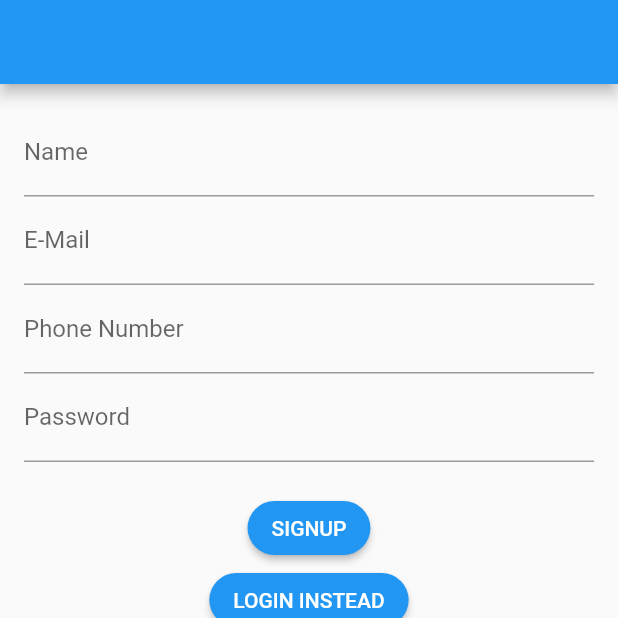
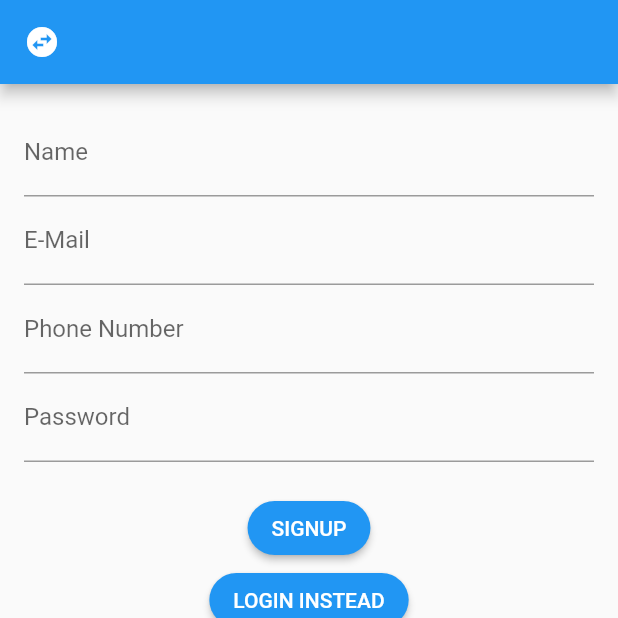
Before and after one commit to CHAITANYA9999999/firestore-demo, a Flutter app: the screen it shows after launch, after a tap on "SIGNUP INSTEAD", on a phone screen of 412 x 824 dp, the top half of it. Run offline on Flutter 3.47's test engine with Material 2 defaults, Android fonts, the phone set to English and light mode, and no system bars; our stand-ins replace cloud_firestore, firebase_auth, firebase_core, firebase_storage, get, image_picker and 1 more; accounts and stored records are empty.

Commit message:
final commit

```diff
--- a/lib/main.dart
+++ b/lib/main.dart
@@ -20,9 +20,8 @@ class MyApp extends StatelessWidget {
   Widget build(BuildContext context) {
     return GetMaterialApp(
       title: 'Flutter Demo',
-      theme: ThemeData(
-        primarySwatch: Colors.blue,
-      ),
+      theme: ThemeData(primarySwatch: Colors.blue),
+      darkTheme: ThemeData.dark().copyWith(primaryColor: Colors.red),
       home: LoginScreen(),
     );
   }
--- a/lib/models/product_model.dart
+++ b/lib/models/product_model.dart
@@ -2,7 +2,7 @@ import 'package:cloud_firestore/cloud_firestore.dart';
 
 class ProductModel {
   final String? id;
-  final String url;
+  final String? url;
   final String prodName;
   final String prodDescription;
   final String price;
@@ -29,7 +29,7 @@ class ProductModel {
     final data = documentSnapshot.data()!;
     return ProductModel(
       id: documentSnapshot.id,
-      url: data['url'],
+      url: data.containsKey('url') ? data['url'] : null,
       price: data["price"],
       prodName: data["prodName"],
       prodDescription: data["prodDescription"],
--- a/lib/screens/add_product_screen.dart
+++ b/lib/screens/add_product_screen.dart
@@ -45,7 +45,6 @@ class _AddProductScreenState extends State<AddProductScreen> {
     try {
       await ref.putFile(File(file.path));
       var url = await ref.getDownloadURL();
-      print(url);
       return url;
     } on Exception catch (e) {
       Get.dialog(Text(e.toString()));
--- a/lib/screens/login_screen.dart
+++ b/lib/screens/login_screen.dart
@@ -28,7 +28,19 @@ class _LoginScreenState extends State<LoginScreen> {
   Widget build(BuildContext context) {
     final deviceSize = MediaQuery.of(context).size;
     return Scaffold(
-      appBar: AppBar(),
+      appBar: AppBar(
+        leading: IconButton(
+          icon: Icon(
+            Icons.swap_horizontal_circle_sharp,
+          ),
+          onPressed: () async {
+            Get.changeTheme(
+              Get.isDarkMode ? ThemeData.light() : ThemeData.dark(),
+            );
+            await Get.forceAppUpdate();
+          },
+        ),
+      ),
       body: Container(
         height: deviceSize.height,
         width: deviceSize.width,
--- a/lib/screens/signup_screen.dart
+++ b/lib/screens/signup_screen.dart
@@ -37,7 +37,19 @@ class _SignUpScreenState extends State<SignUpScreen> {
   Widget build(BuildContext context) {
     final deviceSize = MediaQuery.of(context).size;
     return Scaffold(
-      appBar: AppBar(),
+      appBar: AppBar(
+        leading: IconButton(
+          icon: Icon(
+            Icons.swap_horizontal_circle_sharp,
+          ),
+          onPressed: () async {
+            Get.changeTheme(
+              Get.isDarkMode ? ThemeData.light() : ThemeData.dark(),
+            );
+            setState(() {});
+          },
+        ),
+      ),
       body: Container(
         padding: EdgeInsets.all(16.0),
         child: Form(
```
Also changed, not shown: lib/screens/products_screen.dart (+35 -9 lines), lib/screens/search_screen.dart (+63 -0 lines).
